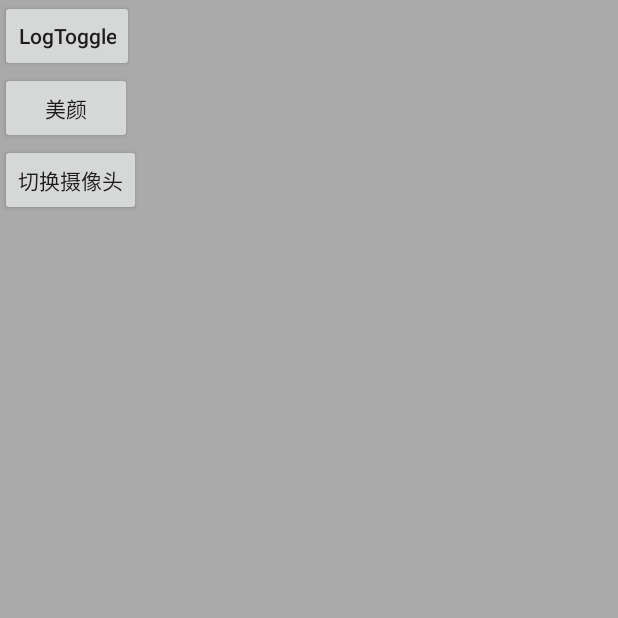
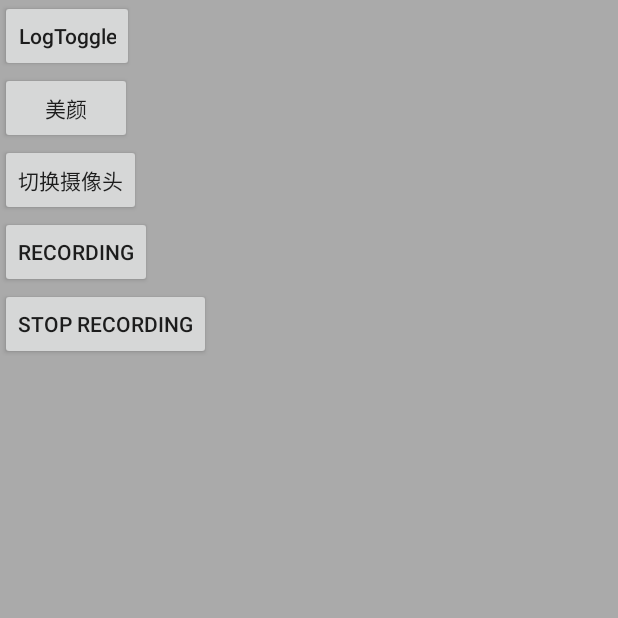
Before and after one commit to xianchuangwu/RelaVideo, an Android app: the AgoraVideoActivity screen opened directly, with no data from a screen before it, on a phone screen of 412 x 824 dp, the top half of it. Run offline under Robolectric (Android 15) with nearby library versions, the phone set to English and light mode, and no system bars; our stand-ins replace RxJava; libraries missing offline, so code that uses them is left out: com.tbruyelle.rxpermissions2, io.agora.live, io.agora.rtc; 1 statement that could not run was skipped.

```diff
--- a/app/src/main/res/layout/activity_my_video.xml
+++ b/app/src/main/res/layout/activity_my_video.xml
@@ -45,6 +45,17 @@
             android:onClick="swtichCamera"
             android:text="切换摄像头" />
 
+        <Button
+            android:layout_width="wrap_content"
+            android:layout_height="wrap_content"
+            android:onClick="startRecorder"
+            android:text="recording" />
+
+        <Button
+            android:layout_width="wrap_content"
+            android:layout_height="wrap_content"
+            android:onClick="stopRecorder"
+            android:text="stop recording" />
 
     </LinearLayout>
 </RelativeLayout>
--- a/relavideolibrary/src/main/java/video/com/relavideolibrary/camera/PrepreadShader.java
+++ b/relavideolibrary/src/main/java/video/com/relavideolibrary/camera/PrepreadShader.java
@@ -152,6 +152,7 @@ public enum PrepreadShader {
                         + " gl_FragColor.rgb = mix(gl_FragColor.rgb, rouguang, params.b);\n"
                         + " vec3 satcolor = gl_FragColor.rgb * saturateMatrix;\n"
                         + " gl_FragColor.rgb = mix(gl_FragColor.rgb, satcolor, params.a);\n"
+//                        + " gl_FragColor = texture2D(inputImageTexture, textureCoordinate);\n"
                         + " }\n" + "";
                 break;
             case F_BIG_EYE_AND_THIN_FACE:
```
Also changed, not shown: app/src/main/java/video/com/relavideodemo/surface/AgoraVideoActivity.java (+25 -1 lines), relavideolibrary/src/main/java/video/com/relavideolibrary/camera/FaceDetectCameraView.java (+7 -6 lines), relavideolibrary/src/main/java/video/com/relavideolibrary/camera/gpufilter/CameraFilter.java (+6 -2 lines), relavideolibrary/src/main/java/video/com/relavideolibrary/camera/renderer/CameraRenderer.java (+6 -8 lines).
